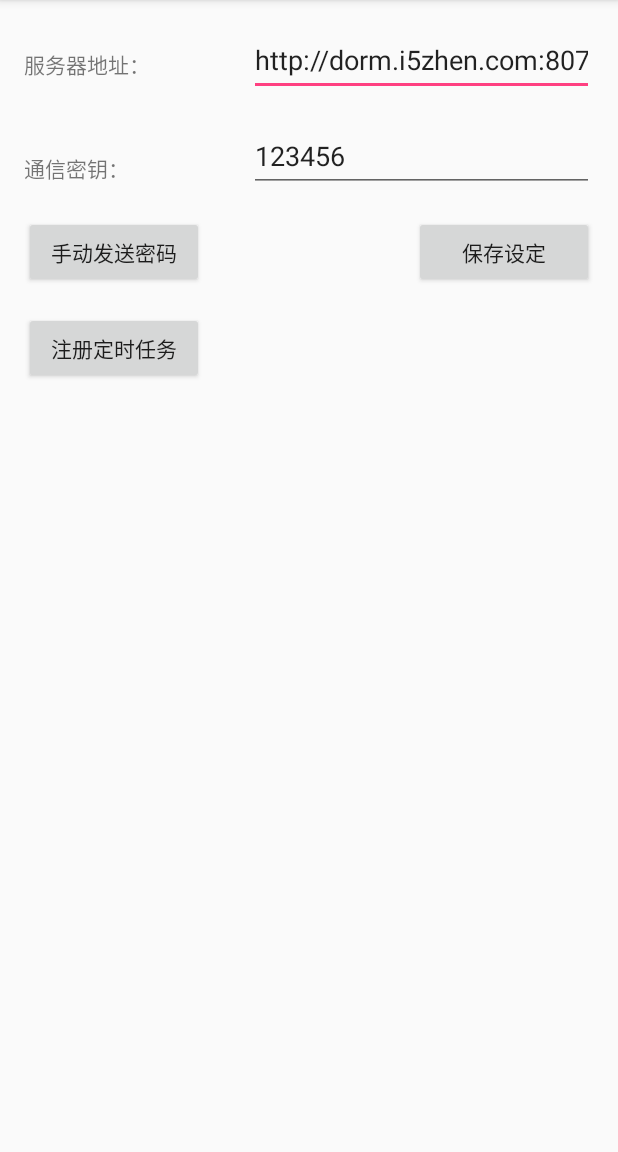
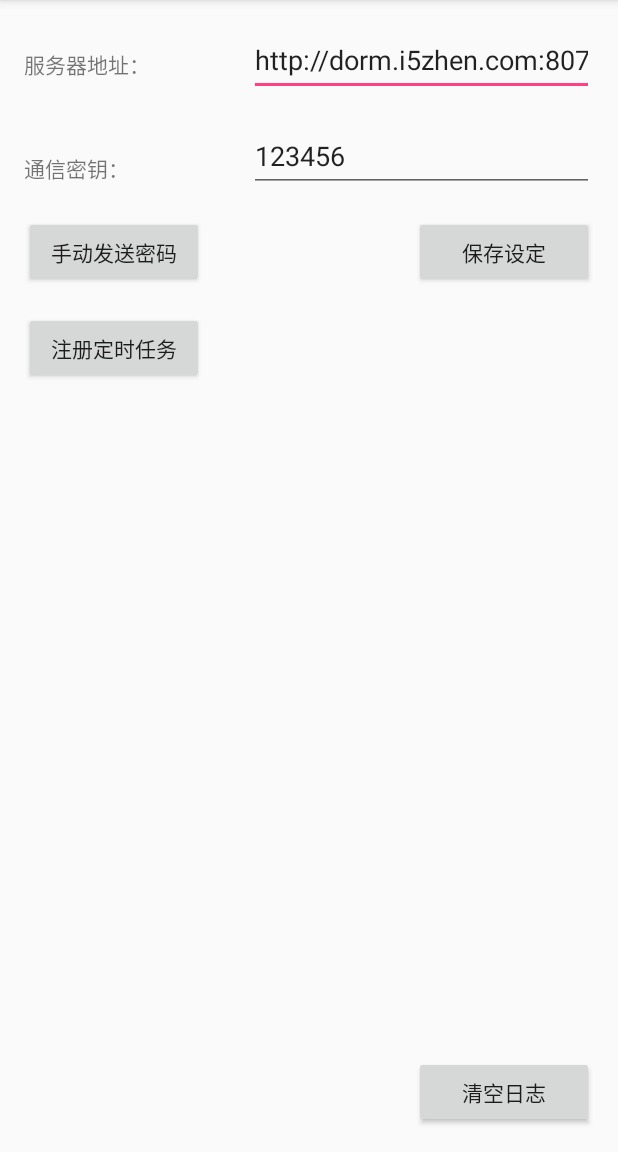
Before and after one commit to kuretru/SingleNet-Robot, an Android app: the screen it shows after launch (MainActivity), after a tap on "手动发送密码", on a phone screen of 412 x 824 dp, the part 84-1236 px from its top. Run offline under Robolectric (Android 15) with nearby library versions, the phone set to English and light mode, and no system bars.

Commit message:
Added feature: clear log

```diff
--- a/client/app/src/main/java/com/kuretru/singlenet/BootReceiver.java
+++ b/client/app/src/main/java/com/kuretru/singlenet/BootReceiver.java
@@ -3,7 +3,6 @@ package com.kuretru.singlenet;
 import android.content.BroadcastReceiver;
 import android.content.Context;
 import android.content.Intent;
-import android.util.Log;
 
 public class BootReceiver extends BroadcastReceiver {
     @Override
--- a/client/app/src/main/java/com/kuretru/singlenet/MainActivity.java
+++ b/client/app/src/main/java/com/kuretru/singlenet/MainActivity.java
@@ -13,7 +13,6 @@ import android.widget.Toast;
 
 public class MainActivity extends AppCompatActivity {
 
-    private static final String PREFS_NAME = "config";
     private String _password;
     TextView _editTextServer;
     TextView _editTextSecret;
@@ -21,36 +20,14 @@ public class MainActivity extends AppCompatActivity {
     TextView _textViewLog;
     Button _buttonGo;
     Button _buttonSave;
-
-    private Handler _handler = new Handler(){
+    SinglenetHandler _singlenetHandler;
+    Handler _logHandler = new android.os.Handler() {
         @Override
         public void handleMessage(Message msg) {
             super.handleMessage(msg);
-            String code = (String) msg.obj;
-            HttpHelper httpHelper;
-            String url = _editTextServer.getText().toString();
-            switch (msg.what){
+            switch (msg.what) {
                 case 1:
-                    _password = code;
-                    toastShow("Step1 获取到闪讯密码：" + code);
-                    httpHelper = new HttpHelper(getApplicationContext(), _handler);
-                    httpHelper.getRouterPassword(url);
-                    break;
-                case 2:
-                    toastShow("Step2 当前路由器密码：" + code);
-                    if(!_password.equals(code)){
-                        httpHelper = new HttpHelper(getApplicationContext(), _handler);
-                        String sec = _editTextSecret.getText().toString();
-                        httpHelper.setRouterPassword(url,_password,sec);
-                    }else{
-                        appendLog(String.format("%1$s 获取密码：%2$s，未更新\n",
-                                LogHelper.getTimeString(), code));
-                    }
-                    break;
-                case 3:
-                    toastShow("Step3 成功设置路由器密码：" + code);
-                    appendLog(String.format("%1$s 获取密码：%2$s，成功更新\n",
-                            LogHelper.getTimeString(), code));
+                    loadLog();
                     break;
             }
         }
@@ -64,7 +41,13 @@ public class MainActivity extends AppCompatActivity {
         loadConfig();
     }
 
-    private void initView(){
+    @Override
+    protected void onResume() {
+        super.onResume();
+        initView();
+    }
+
+    private void initView() {
         _editTextServer = (TextView) findViewById(R.id.editTextServer);
         _editTextSecret = (TextView) findViewById(R.id.editTextSecret);
         _textViewTime = (TextView) findViewById(R.id.textViewTime);
@@ -74,46 +57,61 @@ public class MainActivity extends AppCompatActivity {
         _textViewLog.setMovementMethod(ScrollingMovementMethod.getInstance());
     }
 
-    private void loadConfig(){
-        SharedPreferences settings = getSharedPreferences(PREFS_NAME, 0);
+    private void loadConfig() {
+        SharedPreferences settings = getSharedPreferences(LogHelper.PREFS_NAME, 0);
         String url = settings.getString("url", "http://dorm.i5zhen.com:8079/sx");
-        String pwd = settings.getString("secret","123456");
+        String pwd = settings.getString("secret", "123456");
+        String log = settings.getString("log", "");
         _editTextServer.setText(url);
         _editTextSecret.setText(pwd);
+        _textViewLog.setText(log);
     }
 
-    private void toastShow(String text){
+    private void toastShow(String text) {
         Toast.makeText(getApplicationContext(), text, Toast.LENGTH_SHORT).show();
     }
 
-    public void buttonGoOnClick(View view){
-        SmsHelper smsHelper = new SmsHelper(this ,_handler);
+    public void buttonGoOnClick(View view) {
+        _singlenetHandler = new SinglenetHandler(getApplicationContext(),
+                _editTextServer.getText().toString(), _editTextSecret.getText().toString(),
+                _logHandler);
+        SmsHelper smsHelper = new SmsHelper(this, _singlenetHandler.handler);
         smsHelper.sendSxSms();
     }
 
-    public void buttonSaveOnClick(View view){
-        SharedPreferences settings = getSharedPreferences(PREFS_NAME, 0);
+    public void buttonSaveOnClick(View view) {
+        SharedPreferences settings = getSharedPreferences(LogHelper.PREFS_NAME, 0);
         SharedPreferences.Editor editor = settings.edit();
-        editor.putString("url",_editTextServer.getText().toString());
-        editor.putString("secret",_editTextSecret.getText().toString());
+        editor.putString("url", _editTextServer.getText().toString());
+        editor.putString("secret", _editTextSecret.getText().toString());
         editor.commit();
         toastShow("配置保存成功");
     }
 
-    public void buttonAlarmOnClick(View view){
+    public void buttonAlarmOnClick(View view) {
         AlarmHelper alarmHelper = new AlarmHelper(this);
         LogHelper.LogD("注册定时任务成功");
         toastShow("注册定时任务成功");
         String time = alarmHelper.setNextAlarm();
         _textViewTime.setText("下一次任务时间：\n" + time);
-
     }
 
-    private void appendLog(String text){
-        _textViewLog.append(text);
-        int offset = _textViewLog.getLineCount() * _textViewLog.getLineHeight();
-        if(offset > _textViewLog.getHeight()){
-            _textViewLog.scrollTo(0,offset - _textViewLog.getHeight());
-        }
+    public void buttonClearOnClick(View view) {
+        SharedPreferences settings = getSharedPreferences(LogHelper.PREFS_NAME, 0);
+        SharedPreferences.Editor editor = settings.edit();
+        editor.putString("log", "");
+        editor.commit();
+        loadLog();
+    }
+
+    public void loadLog() {
+        SharedPreferences settings = getSharedPreferences(LogHelper.PREFS_NAME, 0);
+        String log = settings.getString("log", "");
+        _textViewLog.setText(log);
+        //_textViewLog.append(text);
+        //int offset = _textViewLog.getLineCount() * _textViewLog.getLineHeight();
+        //if (offset > _textViewLog.getHeight()) {
+        //    _textViewLog.scrollTo(0, offset - _textViewLog.getHeight());
+        //}
     }
 }
--- /dev/null
+++ b/client/app/src/main/java/com/kuretru/singlenet/SinglenetHandler.java
@@ -0,0 +1,68 @@
+package com.kuretru.singlenet;
+
+import android.content.Context;
+import android.os.Handler;
+import android.os.Message;
+import android.widget.Toast;
+
+public class SinglenetHandler {
+
+    private Context _context;
+    private String _url;
+    private String _secret;
+    private String _password;
+    private Handler _parentHandler;
+    public Handler handler = new android.os.Handler() {
+        @Override
+        public void handleMessage(Message msg) {
+            super.handleMessage(msg);
+            String code = (String) msg.obj;
+            HttpHelper httpHelper;
+            switch (msg.what) {
+                case 1:
+                    _password = code;
+                    toastShow("Step1 获取到闪讯密码：" + code);
+                    httpHelper = new HttpHelper(handler);
+                    httpHelper.getRouterPassword(_url);
+                    break;
+                case 2:
+                    toastShow("Step2 当前路由器密码：" + code);
+                    if (!_password.equals(code)) {
+                        httpHelper = new HttpHelper(handler);
+                        httpHelper.setRouterPassword(_url, _password, _secret);
+                    } else {
+                        LogHelper.LogFile(_context, String.format("获取密码：%1$s，未更新\n", code));
+                        loadLog();
+                    }
+                    break;
+                case 3:
+                    toastShow("Step3 成功设置路由器密码：" + code);
+                    LogHelper.LogFile(_context, String.format("获取密码：%1$s，已更新\n", code));
+                    loadLog();
+                    break;
+            }
+        }
+    };
+
+    public SinglenetHandler(Context context, String url, String secret, Handler parentHandler) {
+        _context = context;
+        _url = url;
+        _secret = secret;
+        _parentHandler = parentHandler;
+    }
+
+    //在主窗体显示Toast
+    private void toastShow(String text) {
+        if (_context == null)
+            return;
+        Toast.makeText(_context, text, Toast.LENGTH_SHORT).show();
+    }
+
+    //使主窗体刷新日志
+    private void loadLog() {
+        if (_parentHandler == null)
+            return;
+        Message msg = _parentHandler.obtainMessage(1);
+        _parentHandler.sendMessage(msg);
+    }
+}
--- a/client/app/src/main/java/com/kuretru/singlenet/SmsHelper.java
+++ b/client/app/src/main/java/com/kuretru/singlenet/SmsHelper.java
@@ -9,19 +9,19 @@ import android.widget.Toast;
 
 public class SmsHelper {
 
-    public static final String PHONE_NUMBER = "1065930051";
+    private static final String PHONE_NUMBER = "1065930051";
     private static final String SMS_CONTENT = "MM";
     private Uri SMS_INBOX = Uri.parse("content://sms");
     private Context _context;
     private SmsManager _smsManager;
     private SmsObserver _smsObserver;
-    public long StartTime;
+    private long StartTime;
     private Handler _parentHandler;
-    private Handler _handler = new Handler(){
+    private Handler _handler = new Handler() {
         @Override
         public void handleMessage(Message msg) {
             super.handleMessage(msg);
-            if(msg.what == 1) {
+            if (msg.what == 1) {
                 String code = (String) msg.obj;
                 _context.getContentResolver().unregisterContentObserver(_smsObserver);
                 Message message = _parentHandler.obtainMessage(1, code);
@@ -30,22 +30,21 @@ public class SmsHelper {
         }
     };
 
-    public SmsHelper(Context context, Handler handler){
+    public SmsHelper(Context context, Handler handler) {
         _context = context;
         _parentHandler = handler;
         _smsManager = SmsManager.getDefault();
-        _smsObserver = new SmsObserver(context,_handler);
+        _smsObserver = new SmsObserver(context, _handler);
     }
 
-    private void sendMeesage(String phoneNumber, String smsContent){
+    private void sendMeesage(String phoneNumber, String smsContent) {
         _smsManager.sendTextMessage(phoneNumber, null, smsContent, null, null);
     }
 
-    public void sendSxSms(){
+    public void sendSxSms() {
         StartTime = System.currentTimeMillis();
-        sendMeesage(PHONE_NUMBER,SMS_CONTENT);
+        sendMeesage(PHONE_NUMBER, SMS_CONTENT);
         _context.getContentResolver().registerContentObserver(SMS_INBOX, true, _smsObserver);
         Toast.makeText(_context, "成功发送短信", Toast.LENGTH_SHORT).show();
     }
-
 }
--- a/client/app/src/main/java/com/kuretru/singlenet/SmsObserver.java
+++ b/client/app/src/main/java/com/kuretru/singlenet/SmsObserver.java
@@ -6,13 +6,12 @@ import android.database.Cursor;
 import android.net.Uri;
 import android.os.Handler;
 import android.os.Message;
-import android.util.Log;
-import android.widget.Toast;
 
 import java.util.regex.Matcher;
 import java.util.regex.Pattern;
 
 public class SmsObserver extends ContentObserver {
+
     private Context _context;
     private Handler _handler;
 
@@ -29,7 +28,7 @@ public class SmsObserver extends ContentObserver {
             return;
         } else {
             Uri inboxUri = Uri.parse("content://sms/inbox");
-            String[] projection = new String[] {"address", "date", "body", "type"};
+            String[] projection = new String[]{"address", "date", "body", "type"};
             String where = " address = '" + "106593005" + "' AND date > " +
                     (System.currentTimeMillis() - 5 * 60 * 1000);
             Cursor cursor = _context.getContentResolver().query(inboxUri, projection, where, null, "date desc");
--- a/client/app/src/main/res/layout/activity_main.xml
+++ b/client/app/src/main/res/layout/activity_main.xml
@@ -102,16 +102,30 @@
     <TextView
         android:id="@+id/textViewLog"
         android:layout_width="320dp"
-        android:layout_height="220dp"
-        android:layout_marginBottom="16dp"
+        android:layout_height="161dp"
+        android:layout_marginBottom="8dp"
         android:layout_marginEnd="8dp"
         android:layout_marginStart="8dp"
+        android:layout_marginTop="16dp"
         android:layout_weight="1"
+        android:fadeScrollbars="false"
+        android:scrollbars="vertical"
         android:selectAllOnFocus="false"
-        android:scrollbars="vertical"
-        android:fadeScrollbars="false"
+        app:layout_constraintBottom_toTopOf="@+id/buttonClear"
+        app:layout_constraintEnd_toEndOf="parent"
+        app:layout_constraintStart_toStartOf="parent"
+        app:layout_constraintTop_toBottomOf="@+id/buttonAlarm"
+        app:layout_constraintVertical_bias="0.0" />
+
+    <Button
+        android:id="@+id/buttonClear"
+        android:layout_width="120dp"
+        android:layout_height="48dp"
+        android:layout_marginBottom="16dp"
+        android:layout_marginEnd="16dp"
+        android:onClick="buttonClearOnClick"
+        android:text="清空日志"
         app:layout_constraintBottom_toBottomOf="parent"
-        app:layout_constraintEnd_toEndOf="parent"
-        app:layout_constraintStart_toStartOf="parent" />
+        app:layout_constraintEnd_toEndOf="parent" />
 
 </android.support.constraint.ConstraintLayout>
```
Also changed, not shown: client/app/src/main/java/com/kuretru/singlenet/AlarmHelper.java (+6 -7 lines), client/app/src/main/java/com/kuretru/singlenet/AlarmReceiver.java (+6 -2 lines), client/app/src/main/java/com/kuretru/singlenet/HttpHelper.java (+14 -17 lines), client/app/src/main/java/com/kuretru/singlenet/LogHelper.java (+5 -5 lines).
